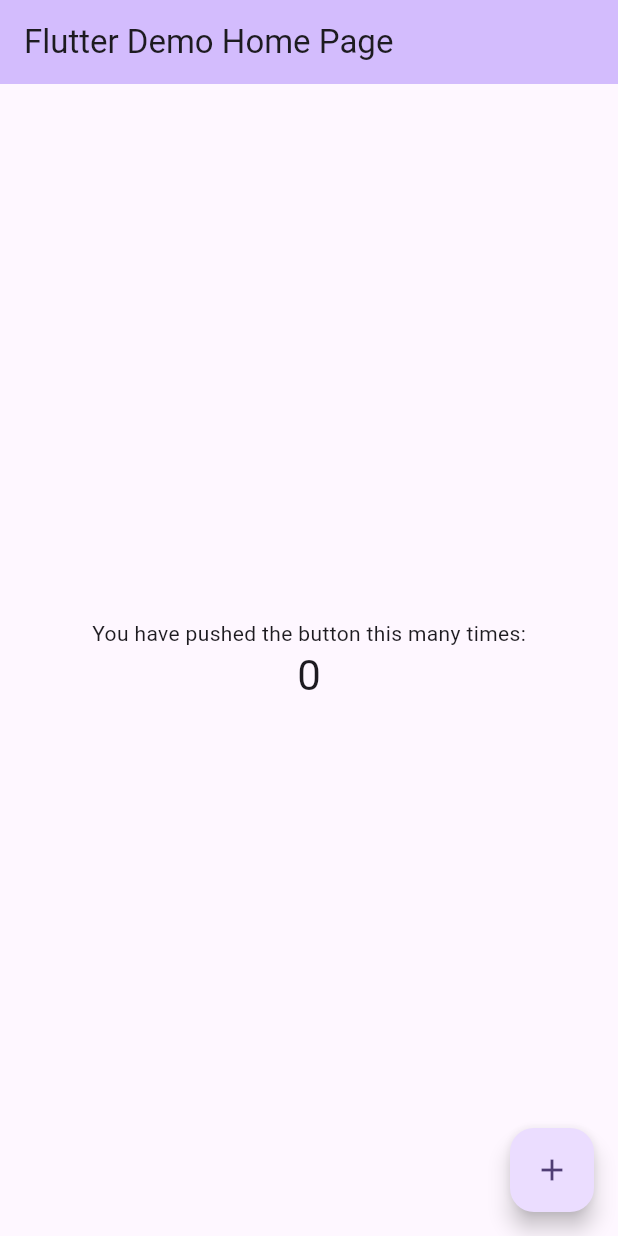
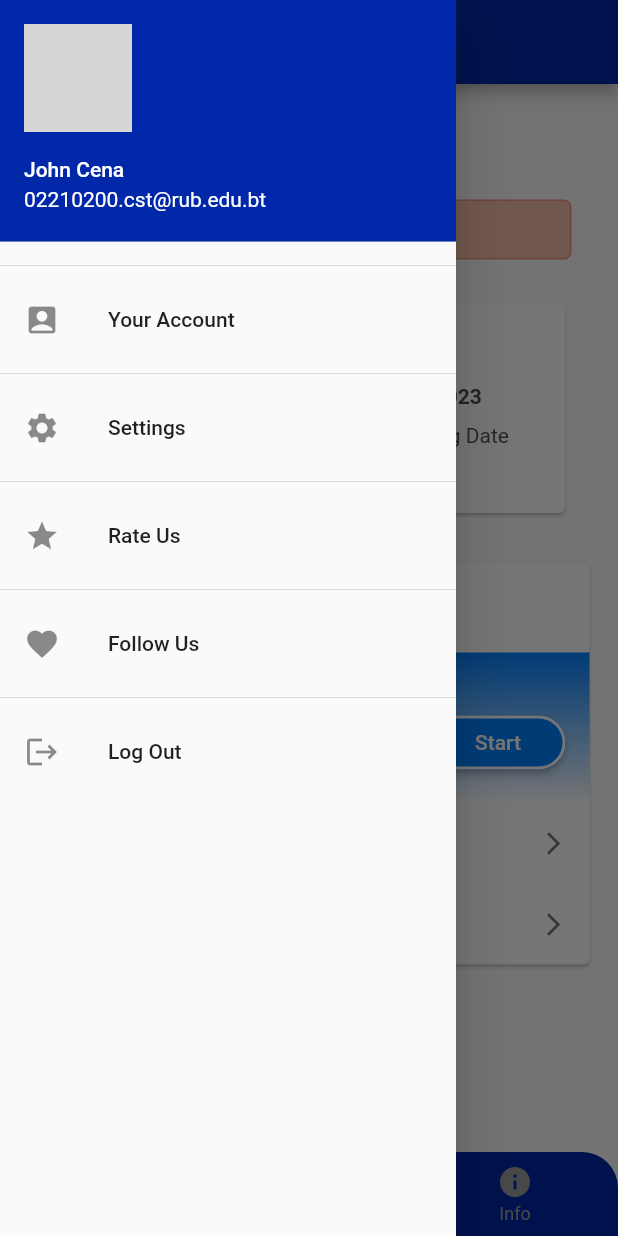
Before and after one commit to JigmePwangyel/Semester-Registration-App, a Flutter app: the screen it shows after launch, with the side drawer open (before the commit the screen has no drawer), on a phone screen of 412 x 824 dp. Run offline on Flutter 3.47's test engine with Material 2 defaults, Android fonts, the phone set to English and light mode, and no system bars; network calls fail; grey boxes are pictures that could not be loaded.

Commit message:
Created Home Page

```diff
--- a/lib/main.dart
+++ b/lib/main.dart
@@ -1,125 +1,17 @@
 import 'package:flutter/material.dart';
+import 'package:semester_registration_app/theme/light_mode.dart';
+import 'pages/MyHomePage.dart';
 
 void main() {
-  runApp(const MyApp());
+  runApp(MyApp());
 }
 
 class MyApp extends StatelessWidget {
-  const MyApp({super.key});
-
-  // This widget is the root of your application.
   @override
   Widget build(BuildContext context) {
     return MaterialApp(
-      title: 'Flutter Demo',
-      theme: ThemeData(
-        // This is the theme of your application.
-        //
-        // TRY THIS: Try running your application with "flutter run". You'll see
-        // the application has a blue toolbar. Then, without quitting the app,
-        // try changing the seedColor in the colorScheme below to Colors.green
-        // and then invoke "hot reload" (save your changes or press the "hot
-        // reload" button in a Flutter-supported IDE, or press "r" if you used
-        // the command line to start the app).
-        //
-        // Notice that the counter didn't reset back to zero; the application
-        // state is not lost during the reload. To reset the state, use hot
-        // restart instead.
-        //
-        // This works for code too, not just values: Most code changes can be
-        // tested with just a hot reload.
-        colorScheme: ColorScheme.fromSeed(seedColor: Colors.deepPurple),
-        useMaterial3: true,
-      ),
-      home: const MyHomePage(title: 'Flutter Demo Home Page'),
+      home: MyHomePage(),
+      theme: lightMode,
     );
   }
 }
-
-class MyHomePage extends StatefulWidget {
-  const MyHomePage({super.key, required this.title});
-
-  // This widget is the home page of your application. It is stateful, meaning
-  // that it has a State object (defined below) that contains fields that affect
-  // how it looks.
-
-  // This class is the configuration for the state. It holds the values (in this
-  // case the title) provided by the parent (in this case the App widget) and
-  // used by the build method of the State. Fields in a Widget subclass are
-  // always marked "final".
-
-  final String title;
-
-  @override
-  State<MyHomePage> createState() => _MyHomePageState();
-}
-
-class _MyHomePageState extends State<MyHomePage> {
-  int _counter = 0;
-
-  void _incrementCounter() {
-    setState(() {
-      // This call to setState tells the Flutter framework that something has
-      // changed in this State, which causes it to rerun the build method below
-      // so that the display can reflect the updated values. If we changed
-      // _counter without calling setState(), then the build method would not be
-      // called again, and so nothing would appear to happen.
-      _counter++;
-    });
-  }
-
-  @override
-  Widget build(BuildContext context) {
-    // This method is rerun every time setState is called, for instance as done
-    // by the _incrementCounter method above.
-    //
-    // The Flutter framework has been optimized to make rerunning build methods
-    // fast, so that you can just rebuild anything that needs updating rather
-    // than having to individually change instances of widgets.
-    return Scaffold(
-      appBar: AppBar(
-        // TRY THIS: Try changing the color here to a specific color (to
-        // Colors.amber, perhaps?) and trigger a hot reload to see the AppBar
-        // change color while the other colors stay the same.
-        backgroundColor: Theme.of(context).colorScheme.inversePrimary,
-        // Here we take the value from the MyHomePage object that was created by
-        // the App.build method, and use it to set our appbar title.
-        title: Text(widget.title),
-      ),
-      body: Center(
-        // Center is a layout widget. It takes a single child and positions it
-        // in the middle of the parent.
-        child: Column(
-          // Column is also a layout widget. It takes a list of children and
-          // arranges them vertically. By default, it sizes itself to fit its
-          // children horizontally, and tries to be as tall as its parent.
-          //
-          // Column has various properties to control how it sizes itself and
-          // how it positions its children. Here we use mainAxisAlignment to
-          // center the children vertically; the main axis here is the vertical
-          // axis because Columns are vertical (the cross axis would be
-          // horizontal).
-          //
-          // TRY THIS: Invoke "debug painting" (choose the "Toggle Debug Paint"
-          // action in the IDE, or press "p" in the console), to see the
-          // wireframe for each widget.
-          mainAxisAlignment: MainAxisAlignment.center,
-          children: <Widget>[
-            const Text(
-              'You have pushed the button this many times:',
-            ),
-            Text(
-              '$_counter',
-              style: Theme.of(context).textTheme.headlineMedium,
-            ),
-          ],
-        ),
-      ),
-      floatingActionButton: FloatingActionButton(
-        onPressed: _incrementCounter,
-        tooltip: 'Increment',
-        child: const Icon(Icons.add),
-      ), // This trailing comma makes auto-formatting nicer for build methods.
-    );
-  }
-}
--- /dev/null
+++ b/lib/pages/MyHomePage.dart
@@ -0,0 +1,43 @@
+import 'package:flutter/material.dart';
+import 'components/homePairOfCards.dart';
+import 'components/homeMainCard.dart';
+import 'components/sideMenu.dart';
+import 'components/CustomBottomNavigationBar.dart';
+import 'components/homeNotRegisteredMessage.dart';
+import 'components/homeRegisteredMessage.dart';
+
+class MyHomePage extends StatelessWidget {
+  const MyHomePage({super.key});
+
+  @override
+  Widget build(BuildContext context) {
+    return Scaffold(
+      drawer: sideMenu(),
+      appBar: AppBar(),
+      bottomNavigationBar: const CustomBottomNavigationBar(),
+      body: Padding(
+        padding: EdgeInsets.only(left: 15, right: 15),
+        child: Column(
+          crossAxisAlignment: CrossAxisAlignment.start,
+          children: [
+            SizedBox(height: 25),
+            Text(
+              "Welcome back Jigme",
+              textAlign: TextAlign.left,
+              style: TextStyle(
+                fontSize: 23,
+                fontWeight: FontWeight.w500,
+              ),
+            ),
+            SizedBox(height: 25),
+            notRegisteredContainer(),
+            SizedBox(height: 25),
+            infoCard(),
+            SizedBox(height: 25),
+            homePageCard(),
+          ],
+        ),
+      ),
+    );
+  }
+}
--- /dev/null
+++ b/lib/pages/components/CustomBottomNavigationBar.dart
@@ -0,0 +1,28 @@
+import 'package:flutter/material.dart';
+
+class CustomBottomNavigationBar extends StatelessWidget {
+  const CustomBottomNavigationBar({super.key});
+
+  @override
+  Widget build(BuildContext context) {
+    return Container(
+      child: ClipRRect(
+        borderRadius: const BorderRadius.only(
+          topRight: Radius.circular(24),
+          topLeft: Radius.circular(24),
+        ),
+        child: BottomNavigationBar(
+          backgroundColor: Color.fromRGBO(0, 40, 168, 1),
+          selectedItemColor: Color.fromRGBO(255, 255, 255, 1),
+          unselectedItemColor: Colors.grey,
+          items: const [
+            BottomNavigationBarItem(icon: Icon(Icons.home), label: 'Home'),
+            BottomNavigationBarItem(
+                icon: Icon(Icons.attach_money), label: 'Receipt'),
+            BottomNavigationBarItem(icon: Icon(Icons.info), label: 'Info'),
+          ],
+        ),
+      ),
+    );
+  }
+}
--- /dev/null
+++ b/lib/pages/components/homeMainCard.dart
@@ -0,0 +1,132 @@
+import 'package:flutter/material.dart';
+
+import 'homeStartButton.dart';
+
+class homePageCard extends StatelessWidget {
+  const homePageCard({super.key});
+
+  @override
+  Widget build(BuildContext context) {
+    return Card(
+      child: Column(
+        children: [
+          Container(
+            padding: EdgeInsets.all(15.0),
+            child: Row(
+              children: [
+                Icon(
+                  Icons.announcement_outlined,
+                  color: Color.fromRGBO(0, 40, 168, 1),
+                  size: 30,
+                ),
+                SizedBox(
+                  width: 8.0,
+                ),
+                Text(
+                  "Registration is now open",
+                  style: TextStyle(
+                    fontSize: 15,
+                    fontWeight: FontWeight.w500,
+                  ),
+                )
+              ],
+            ),
+          ),
+          Stack(
+            children: [
+              Container(
+                height: 100,
+                decoration: BoxDecoration(
+                  gradient: LinearGradient(
+                    begin: Alignment.topCenter,
+                    end: Alignment.bottomCenter,
+                    colors: [
+                      Color.fromRGBO(0, 128, 255, 1.0),
+                      Color.fromRGBO(0, 128, 255, 0),
+                    ],
+                  ),
+                ),
+                child: Row(
+                  crossAxisAlignment: CrossAxisAlignment.start,
+                  children: [
+                    Padding(
+                      padding: const EdgeInsets.only(
+                        left: 15,
+                        top: 10,
+                      ),
+                      child: Text(
+                        "Register for the semester",
+                        style: TextStyle(
+                          fontSize: 15,
+                          fontWeight: FontWeight.w500,
+                          color: Colors.white,
+                        ),
+                      ),
+                    )
+                  ],
+                ),
+              ),
+              Positioned(
+                bottom: 16, // Adjust the bottom value as needed
+                right: 16, // Adjust the right value as needed
+                child: startButton(),
+              ),
+            ],
+          ),
+          Container(
+            padding: EdgeInsets.all(15.0),
+            child: Row(
+              children: [
+                Icon(
+                  Icons.calendar_today,
+                  color: Color.fromRGBO(0, 128, 255, 0.54),
+                ),
+                SizedBox(
+                  width: 8.0,
+                ),
+                Text(
+                  "Registration is now open",
+                  style: TextStyle(
+                    fontSize: 12,
+                  ),
+                ),
+                Spacer(),
+                Icon(
+                  Icons.arrow_forward_ios,
+                  size: 18,
+                  color: Color.fromRGBO(0, 0, 0, 0.56),
+                )
+              ],
+            ),
+          ),
+          Container(
+            padding: EdgeInsets.all(15.0),
+            child: Row(
+              children: [
+                Icon(
+                  Icons.monetization_on,
+                  color: Color.fromRGBO(0, 128, 255, 0.54),
+                ),
+                SizedBox(
+                  width: 8.0,
+                ),
+                Text(
+                  "View Fee Structure",
+                  style: TextStyle(
+                    fontSize: 12,
+                  ),
+                ),
+                Spacer(),
+                Icon(
+                  Icons.arrow_forward_ios,
+                  size: 18,
+                  color: Color.fromRGBO(0, 0, 0, 0.56),
+                )
+              ],
+            ),
+          ),
+        ],
+      ),
+    );
+  }
+}
--- /dev/null
+++ b/lib/pages/components/homeNotRegisteredMessage.dart
@@ -0,0 +1,38 @@
+import 'package:flutter/material.dart';
+
+class notRegisteredContainer extends StatelessWidget {
+  const notRegisteredContainer({super.key});
+
+  @override
+  Widget build(BuildContext context) {
+    return Center(
+      child: Container(
+        width: 350,
+        height: 40,
+        decoration: BoxDecoration(
+          color: Color.fromRGBO(0xF5, 0x8C, 0x68, 0.54), // Background color
+          border: Border.all(
+              color: Color.fromRGBO(0xED, 0x91, 0x91, 1.0)), // Border (stroke)
+          borderRadius: BorderRadius.circular(5.0), // Rounded corners
+        ),
+        padding: EdgeInsets.all(8.0), // Padding inside the container
+        child: const Row(
+          children: [
+            Icon(
+              Icons.warning, // Icon
+              color: Color.fromRGBO(0xF6, 0x38, 0x38, 1.0), // Icon color
+            ),
+            SizedBox(width: 8.0), // Space between the icon and label
+            Text(
+              'You Have Been Registered', //label text
+              style: TextStyle(
+                color:
+                    Color.fromRGBO(0x4D, 0x4D, 0x4D, 1.0), // Label text color
+              ),
+            ),
+          ],
+        ),
+      ),
+    );
+  }
+}
--- /dev/null
+++ b/lib/pages/components/homePairOfCards.dart
@@ -0,0 +1,76 @@
+import 'package:flutter/material.dart';
+
+class infoCard extends StatelessWidget {
+  const infoCard({super.key});
+
+  @override
+  Widget build(BuildContext context) {
+    return Row(
+      mainAxisAlignment: MainAxisAlignment.spaceAround,
+      children: [
+        Card(
+          child: Container(
+            width: 150,
+            padding: EdgeInsets.all(20),
+            height: 140,
+            child: Column(
+              crossAxisAlignment: CrossAxisAlignment.start,
+              children: [
+                Icon(
+                  Icons.date_range,
+                  color: Color.fromRGBO(0, 128, 255, 0.54),
+                ),
+                SizedBox(height: 10),
+                Text(
+                  "11/11/2023",
+                  style: TextStyle(
+                    color: Color.fromRGBO(77, 77, 77, 1),
+                    fontWeight: FontWeight.bold,
+                  ),
+                ),
+                SizedBox(height: 10),
+                Text(
+                  "Final date of registration",
+                  style: TextStyle(
+                    color: Color.fromRGBO(80, 80, 80, 1),
+                  ),
+                )
+              ],
+            ),
+          ),
+        ),
+        Card(
+          child: Container(
+            width: 150,
+            padding: EdgeInsets.all(20),
+            height: 140,
+            child: Column(
+              crossAxisAlignment: CrossAxisAlignment.start,
+              children: [
+                Icon(
+                  Icons.location_on,
+                  color: Color.fromRGBO(0, 128, 255, 0.54),
+                ),
+                SizedBox(height: 10),
+                Text(
+                  "11/11/2023",
+                  style: TextStyle(
+                    color: Color.fromRGBO(77, 77, 77, 1),
+                    fontWeight: FontWeight.bold,
+                  ),
+                ),
+                SizedBox(height: 10),
+                Text(
+                  "Reporting Date",
+                  style: TextStyle(
+                    color: Color.fromRGBO(80, 80, 80, 1),
+                  ),
+                ),
+              ],
+            ),
+          ),
+        )
+      ],
+    );
+  }
+}
--- /dev/null
+++ b/lib/pages/components/homeRegisteredMessage.dart
@@ -0,0 +1,38 @@
+import 'package:flutter/material.dart';
+
+class registeredContainer extends StatelessWidget {
+  const registeredContainer({super.key});
+
+  @override
+  Widget build(BuildContext context) {
+    return Center(
+      child: Container(
+        width: 350,
+        height: 40,
+        decoration: BoxDecoration(
+          color: Color.fromRGBO(103, 194, 58, 0.37), // Background color
+          border: Border.all(
+              color: Color.fromRGBO(57, 156, 48, 0.56)), // Border (stroke)
+          borderRadius: BorderRadius.circular(5.0), // Rounded corners
+        ),
+        padding: EdgeInsets.all(8.0), // Padding inside the container
+        child: const Row(
+          children: [
+            Icon(
+              Icons.check_circle, // Icon
+              color: Color.fromRGBO(0, 166, 168, 1.0), // Icon color
+            ),
+            SizedBox(width: 8.0), // Space between the icon and label
+            Text(
+              'You Have Not Registered', //label text
+              style: TextStyle(
+                color:
+                    Color.fromRGBO(0x4D, 0x4D, 0x4D, 1.0), // Label text color
+              ),
+            ),
+          ],
+        ),
+      ),
+    );
+  }
+}
--- /dev/null
+++ b/lib/pages/components/homeStartButton.dart
@@ -0,0 +1,39 @@
+import 'package:flutter/material.dart';
+
+class startButton extends StatelessWidget {
+  const startButton({super.key});
+
+  @override
+  Widget build(BuildContext context) {
+    return Container(
+      width: 90,
+      child: ElevatedButton(
+        onPressed: () {
+          // Button click action
+        },
+        style: ButtonStyle(
+          backgroundColor: MaterialStateProperty.all<Color>(
+            Color.fromRGBO(0, 128, 255, 1.0),
+          ), // Set the background color
+          side: MaterialStateProperty.all<BorderSide>(
+            BorderSide(
+                width: 2,
+                color: Colors.white), // Set the border (stroke) color and width
+          ),
+          shape: MaterialStateProperty.all<RoundedRectangleBorder>(
+            RoundedRectangleBorder(
+              borderRadius: BorderRadius.circular(
+                  20), // Adjust the border radius as needed
+            ),
+          ),
+        ),
+        child: Text(
+          'Start',
+          style: TextStyle(
+            color: Colors.white,
+          ),
+        ),
+      ),
+    );
+  }
+}
--- /dev/null
+++ b/lib/pages/components/sideMenu.dart
@@ -0,0 +1,57 @@
+import 'package:flutter/material.dart';
+
+class sideMenu extends StatelessWidget {
+  const sideMenu({super.key});
+
+  @override
+  Widget build(BuildContext context) {
+    return Drawer(
+      child: ListView(
+        children: [
+          UserAccountsDrawerHeader(
+            accountName: Text("John Cena"),
+            accountEmail: Text("02210200.cst@rub.edu.bt"),
+            currentAccountPicture: ClipOval(
+              child: Image.network(
+                "https://images.pexels.com/photos/3454298/pexels-photo-3454298.jpeg?auto=compress&cs=tinysrgb&w=600",
+                width: 90,
+                height: 90,
+                fit: BoxFit.cover,
+              ),
+            ),
+          ),
+          Divider(),
+          ListTile(
+            leading: Icon(Icons.account_box),
+            title: Text("Your Account"),
+            onTap: () {},
+          ),
+          Divider(),
+          ListTile(
+            leading: Icon(Icons.settings),
+            title: Text("Settings"),
+            onTap: () {},
+          ),
+          Divider(),
+          ListTile(
+            leading: Icon(Icons.star),
+            title: Text("Rate Us"),
+            onTap: () {},
+          ),
+          Divider(),
+          ListTile(
+            leading: Icon(Icons.favorite),
+            title: Text("Follow Us"),
+            onTap: () {},
+          ),
+          Divider(),
+          ListTile(
+            leading: Icon(Icons.logout),
+            title: Text("Log Out"),
+            onTap: () {},
+          ),
+        ],
+      ),
+    );
+  }
+}
--- /dev/null
+++ b/lib/theme/light_mode.dart
@@ -0,0 +1,9 @@
+import 'package:flutter/material.dart';
+
+ThemeData lightMode = ThemeData(
+    brightness: Brightness.light,
+    colorScheme: ColorScheme.light(
+      background: Color.fromRGBO(255, 255, 255, 1),
+      primary: Color.fromRGBO(0, 40, 168, 1),
+      secondary: Color.fromRGBO(93, 173, 236, 1),
+    ));
```
Also changed, not shown: 1 other file.
